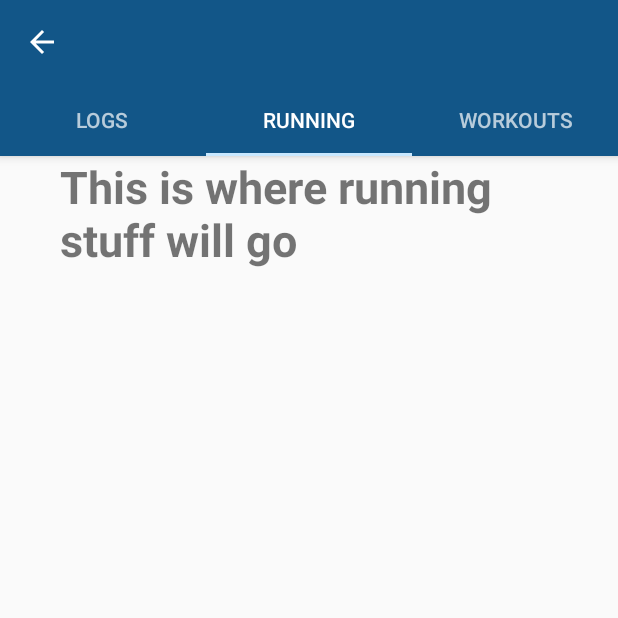
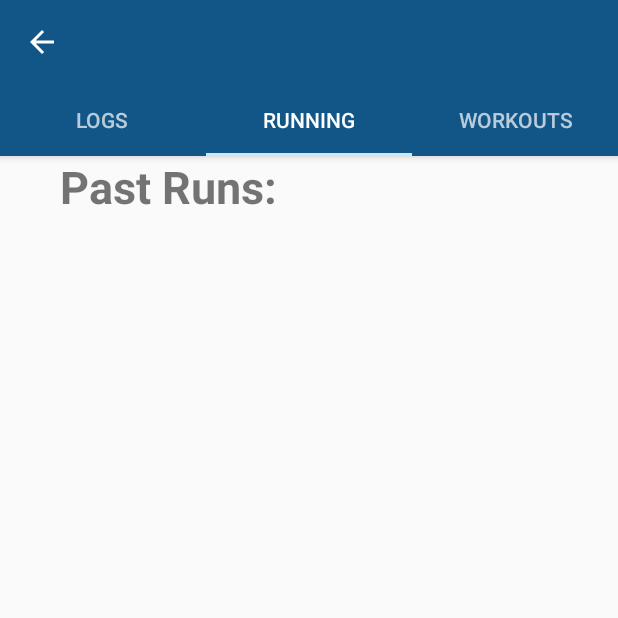
Before and after one commit to jhall234/GymBuddy, an Android app: the screen it shows after launch (MainActivity), tab 2 chosen, on a phone screen of 412 x 824 dp, the top half of it. Run offline under Robolectric (Android 15) with nearby library versions, the phone set to English and light mode, and no system bars.

Commit message:
Added "past runs" text to Running tab

```diff
--- a/app/src/main/res/layout/running_fragment.xml
+++ b/app/src/main/res/layout/running_fragment.xml
@@ -9,7 +9,7 @@
     <TextView
             android:layout_width="wrap_content"
             android:layout_height="wrap_content"
-            android:text="This is where running stuff will go"
+            android:text="Past Runs:"
             android:textSize="30dp"
             android:textStyle="bold"
             android:layout_marginLeft="40dp"
```
